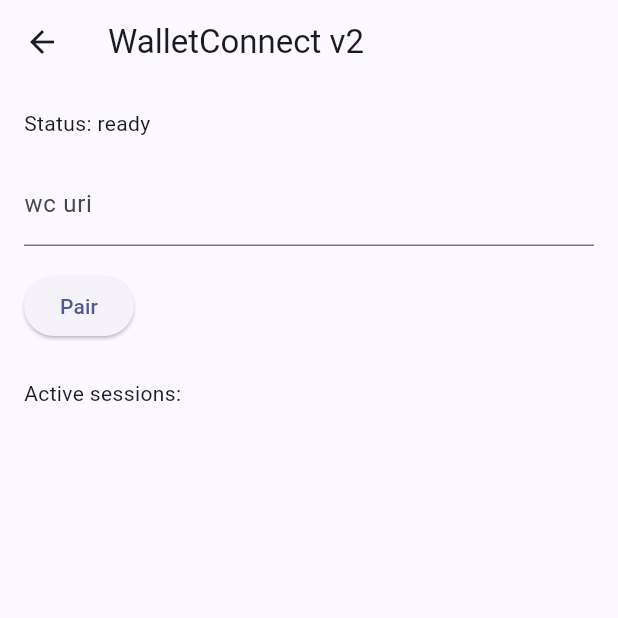
After one commit to mescheryakov1/wallet-mobile, a Flutter app: the screen it shows after launch, after a tap on the "link" icon, on a phone screen of 412 x 824 dp, the top half of it. The commit adds this screen. Run offline on Flutter 3.47's test engine with Material 3 defaults, Android fonts, the phone set to English and light mode, and no system bars; our stand-ins replace shared_preferences; missing offline and left inert: blockchain_utils, web3dart.

Commit message:
Add WalletConnect v2 scaffolding

```diff
--- a/lib/main.dart
+++ b/lib/main.dart
@@ -8,6 +8,7 @@ import 'package:http/http.dart' as http;
 import 'package:shared_preferences/shared_preferences.dart';
 import 'package:web3dart/web3dart.dart';
 
+import 'wallet_connect_page.dart';
 void main() {
   runApp(const WalletApp());
 }
@@ -106,6 +107,18 @@ class _WalletHomePageState extends State<WalletHomePage> {
       appBar: AppBar(
         title: const Text('Ethereum Wallet'),
         actions: [
+          IconButton(
+            icon: const Icon(Icons.link),
+            tooltip: 'WalletConnect',
+            onPressed: () {
+              Navigator.push(
+                context,
+                MaterialPageRoute(
+                  builder: (_) => const WalletConnectPage(),
+                ),
+              );
+            },
+          ),
           IconButton(
             icon: const Icon(Icons.refresh),
             tooltip: 'Обновить баланс',
--- /dev/null
+++ b/lib/wallet_connect_page.dart
@@ -0,0 +1,87 @@
+import 'package:flutter/material.dart';
+
+import 'wallet_connect_service.dart';
+
+class WalletConnectPage extends StatefulWidget {
+  const WalletConnectPage({super.key});
+
+  @override
+  State<WalletConnectPage> createState() => _WalletConnectPageState();
+}
+
+class _WalletConnectPageState extends State<WalletConnectPage> {
+  late final WalletConnectService service;
+  late final TextEditingController uriController;
+
+  @override
+  void initState() {
+    super.initState();
+    service = WalletConnectService()
+      ..addListener(_handleServiceUpdate);
+    uriController = TextEditingController();
+    service.init();
+  }
+
+  void _handleServiceUpdate() {
+    if (mounted) {
+      setState(() {});
+    }
+  }
+
+  @override
+  void dispose() {
+    service.removeListener(_handleServiceUpdate);
+    service.dispose();
+    uriController.dispose();
+    super.dispose();
+  }
+
+  @override
+  Widget build(BuildContext context) {
+    return Scaffold(
+      appBar: AppBar(
+        title: const Text('WalletConnect v2'),
+      ),
+      body: Padding(
+        padding: const EdgeInsets.all(16),
+        child: Column(
+          crossAxisAlignment: CrossAxisAlignment.start,
+          children: [
+            Text('Status: ${service.status}'),
+            const SizedBox(height: 16),
+            TextField(
+              controller: uriController,
+              decoration: const InputDecoration(
+                labelText: 'wc uri',
+              ),
+            ),
+            const SizedBox(height: 16),
+            ElevatedButton(
+              onPressed: () async {
+                await service.pairUri(uriController.text);
+                if (mounted) {
+                  setState(() {});
+                }
+              },
+              child: const Text('Pair'),
+            ),
+            const SizedBox(height: 24),
+            const Text('Active sessions:'),
+            const SizedBox(height: 8),
+            Expanded(
+              child: ListView.builder(
+                itemCount: service.activeSessions.length,
+                itemBuilder: (context, index) {
+                  final session = service.activeSessions[index];
+                  return ListTile(
+                    title: Text(session),
+                  );
+                },
+              ),
+            ),
+          ],
+        ),
+      ),
+    );
+  }
+}
--- /dev/null
+++ b/lib/wallet_connect_service.dart
@@ -0,0 +1,21 @@
+import 'package:flutter/foundation.dart';
+
+class WalletConnectService extends ChangeNotifier {
+  String _status = 'disconnected';
+
+  String get status => _status;
+
+  final List<String> activeSessions = [];
+
+  Future<void> init() async {
+    _status = 'ready';
+    notifyListeners();
+  }
+
+  Future<void> pairUri(String uri) async {
+    _status = 'pair requested';
+    notifyListeners();
+    _status = 'ready';
+    notifyListeners();
+  }
+}
--- a/pubspec.yaml
+++ b/pubspec.yaml
@@ -39,6 +39,7 @@ dependencies:
   shared_preferences: ^2.2.3
   web3dart: ^2.7.3
   blockchain_utils: ^5.2.0
+  walletconnect_flutter_v2: ^2.0.0
 
 dev_dependencies:
   flutter_test:
```
